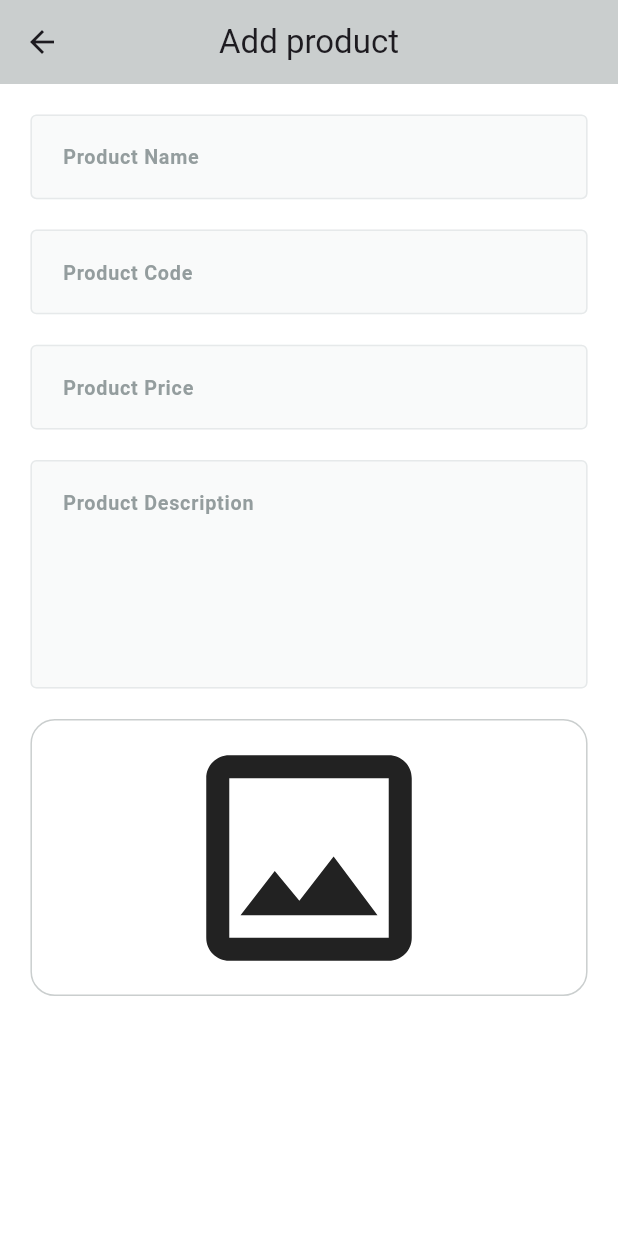
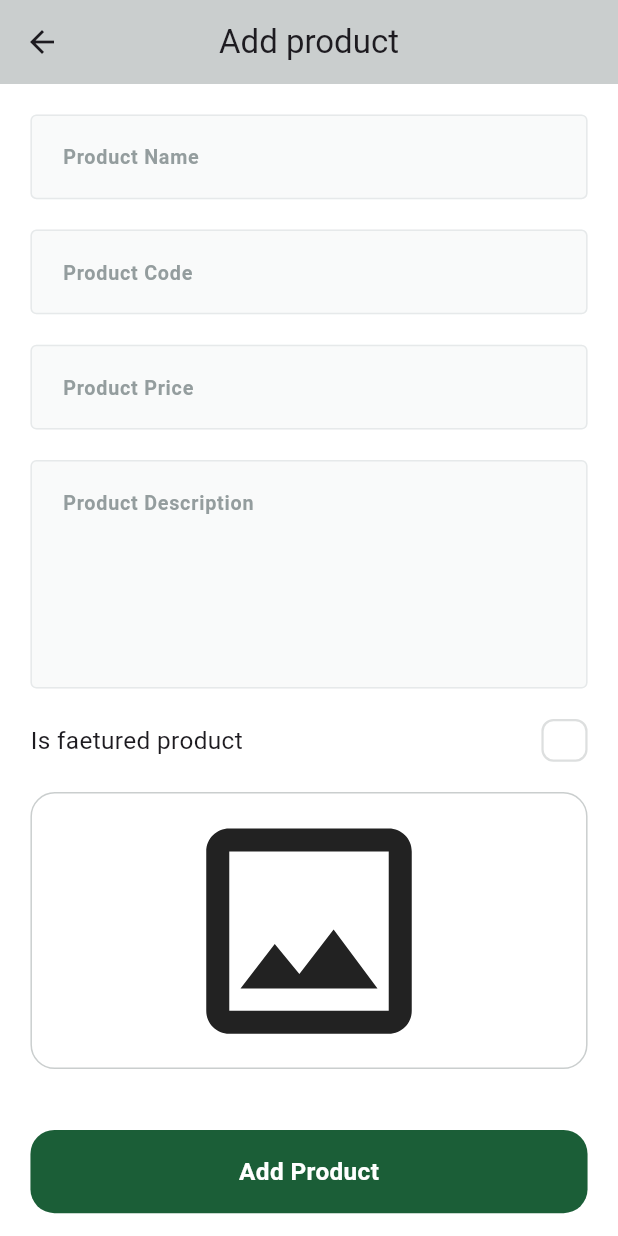
Before and after one commit to AmeenZullaq/fruits_dashboard, a Flutter app: the AddProductView screen opened by its route, on a phone screen of 412 x 824 dp. Run offline on Flutter 3.47's test engine with Material 3 defaults, Android fonts, the phone set to English and light mode, and no system bars; drawn by our look-alikes of skeletonizer; our stand-ins replace firebase_core, flutter_screenutil, image_picker; accounts and stored records are empty.

```diff
--- a/lib/core/helper_function/on_generate_route.dart
+++ b/lib/core/helper_function/on_generate_route.dart
@@ -1,7 +1,7 @@
 import 'package:flutter/material.dart';
 import 'package:fruits_dashboard/core/utils/app_routes.dart';
-import 'package:fruits_dashboard/features/dashboard/views/add_product.dart';
-import 'package:fruits_dashboard/features/dashboard/views/dashboard_view.dart';
+import 'package:fruits_dashboard/features/dashboard/presentation/views/add_product_view.dart';
+import 'package:fruits_dashboard/features/dashboard/presentation/views/dashboard_view.dart';
 
 Route<dynamic>? onGenerateRoute(RouteSettings settings) {
   switch (settings.name) {
--- /dev/null
+++ b/lib/core/widgets/custom_check_box.dart
@@ -0,0 +1,49 @@
+import 'package:flutter/material.dart';
+import 'package:flutter_screenutil/flutter_screenutil.dart';
+import 'package:fruits_dashboard/core/utils/app_colors.dart';
+
+class CustomCheckBox extends StatefulWidget {
+  const CustomCheckBox({
+    super.key,
+    required this.onChange,
+  });
+
+  final ValueChanged<bool> onChange;
+
+  @override
+  State<CustomCheckBox> createState() => _CustomCheckBoxState();
+}
+
+class _CustomCheckBoxState extends State<CustomCheckBox> {
+  bool isChecked = false;
+  @override
+  Widget build(BuildContext context) {
+    return InkWell(
+      onTap: () {
+        setState(() {
+          isChecked = !isChecked;
+          widget.onChange(isChecked);
+        });
+      },
+      child: Container(
+        alignment: Alignment.center,
+        height: 28.h,
+        width: 28.w,
+        decoration: BoxDecoration(
+          color: isChecked ? AppColors.green1_500 : const Color(0xFFFFFFFF),
+          borderRadius: BorderRadius.circular(8),
+          border: Border.all(
+            color: const Color(0xFFDDDFDF),
+            width: 1.5,
+          ),
+        ),
+        child: isChecked
+            ? const Icon(
+                Icons.check,
+                color: Colors.white,
+              )
+            : null,
+      ),
+    );
+  }
+}
--- a/lib/core/widgets/custom_text_form_field.dart
+++ b/lib/core/widgets/custom_text_form_field.dart
@@ -9,7 +9,7 @@ class CustomTextFormField extends StatelessWidget {
     required this.hintText,
     this.suffixIcon,
     this.keyboardType,
-    required this.controller,
+    this.controller,
     this.validator,
     this.obscureText = false,
     this.contentPadding,
@@ -18,11 +18,13 @@ class CustomTextFormField extends StatelessWidget {
     this.widthBorderSide,
     this.focusNode,
     this.maxLines = 1,
+    this.onSaved,
+    this.autovalidateMode,
   });
   final String hintText;
   final Widget? suffixIcon;
   final TextInputType? keyboardType;
-  final TextEditingController controller;
+  final TextEditingController? controller;
   final String? Function(String?)? validator;
   final bool? obscureText;
   final EdgeInsetsGeometry? contentPadding;
@@ -31,10 +33,14 @@ class CustomTextFormField extends StatelessWidget {
   final double? widthBorderSide;
   final FocusNode? focusNode;
   final int? maxLines;
+  final void Function(String?)? onSaved;
+  final AutovalidateMode? autovalidateMode;
 
   @override
   Widget build(BuildContext context) {
     return TextFormField(
+      autovalidateMode: autovalidateMode,
+      onSaved: onSaved,
       focusNode: focusNode,
       obscureText: obscureText!,
       validator: validator,
--- /dev/null
+++ b/lib/features/dashboard/presentation/views/add_product_view.dart
@@ -0,0 +1,149 @@
+import 'dart:io';
+import 'package:flutter/material.dart';
+import 'package:flutter_screenutil/flutter_screenutil.dart';
+import 'package:fruits_dashboard/core/helper_function/showing_snack_bar.dart';
+import 'package:fruits_dashboard/core/services/app_validators.dart';
+import 'package:fruits_dashboard/core/widgets/app_button.dart';
+import 'package:fruits_dashboard/core/widgets/custom_text_form_field.dart';
+import 'package:fruits_dashboard/features/dashboard/presentation/views/widgets/image_field.dart';
+import 'package:fruits_dashboard/features/dashboard/presentation/views/widgets/is_featured_check_box.dart';
+
+class AddProductView extends StatefulWidget {
+  const AddProductView({super.key});
+
+  @override
+  State<AddProductView> createState() => _AddProductViewState();
+}
+
+class _AddProductViewState extends State<AddProductView> {
+  final GlobalKey<FormState> formKey = GlobalKey<FormState>();
+  AutovalidateMode autovalidateMode = AutovalidateMode.disabled;
+  late String name, code, description;
+  late num price;
+  bool isFeatired = false;
+  File? selectedImage;
+
+  @override
+  Widget build(BuildContext context) {
+    return Scaffold(
+      appBar: AppBar(
+        centerTitle: true,
+        title: const Text('Add product'),
+      ),
+      body: SafeArea(
+        child: SingleChildScrollView(
+          child: Form(
+            key: formKey,
+            child: Padding(
+              padding: EdgeInsets.all(20.r),
+              child: Column(
+                children: [
+                  CustomTextFormField(
+                    autovalidateMode: autovalidateMode,
+                    onSaved: (value) {
+                      name = value!;
+                    },
+                    validator: (value) {
+                      return AppValidators.validateUserName(
+                        value,
+                        'product name is required',
+                      );
+                    },
+                    hintText: 'Product Name',
+                    keyboardType: TextInputType.text,
+                  ),
+                  SizedBox(
+                    height: 20.h,
+                  ),
+                  CustomTextFormField(
+                    autovalidateMode: autovalidateMode,
+                    onSaved: (value) {
+                      code = value!.toLowerCase();
+                    },
+                    validator: (value) {
+                      return AppValidators.validateUserName(
+                        value,
+                        'product code is required',
+                      );
+                    },
+                    hintText: 'Product Code',
+                    keyboardType: TextInputType.number,
+                  ),
+                  SizedBox(
+                    height: 20.h,
+                  ),
+                  CustomTextFormField(
+                    autovalidateMode: autovalidateMode,
+                    onSaved: (value) {
+                      price = num.parse(value!);
+                    },
+                    validator: (value) {
+                      return AppValidators.validateUserName(
+                        value,
+                        'product price is required',
+                      );
+                    },
+                    hintText: 'Product Price',
+                    keyboardType: TextInputType.number,
+                  ),
+                  SizedBox(
+                    height: 20.h,
+                  ),
+                  CustomTextFormField(
+                    autovalidateMode: autovalidateMode,
+                    onSaved: (value) {
+                      description = value!;
+                    },
+                    validator: (value) {
+                      return AppValidators.validateUserName(
+                        value,
+                        'product description is required',
+                      );
+                    },
+                    hintText: 'Product Description',
+                    keyboardType: TextInputType.text,
+                    maxLines: 5,
+                  ),
+                  SizedBox(
+                    height: 20.h,
+                  ),
+                  IsFeaturedCheckBox(
+                    onChange: (value) {
+                      isFeatired = value;
+                    },
+                  ),
+                  SizedBox(
+                    height: 20.h,
+                  ),
+                  ImageField(
+                    onFileChanged: (image) {
+                      selectedImage = image;
+                    },
+                  ),
+                  SizedBox(
+                    height: 40.h,
+                  ),
+                  AppButton(
+                    text: 'Add Product',
+                    onTap: () {
+                      if (selectedImage != null) {
+                        if (formKey.currentState!.validate()) {
+                          formKey.currentState!.save();
+                        } else {
+                          autovalidateMode = AutovalidateMode.always;
+                          setState(() {});
+                        }
+                      } else {
+                        showingSnackBar(context, text: 'image is required');
+                      }
+                    },
+                  ),
+                ],
+              ),
+            ),
+          ),
+        ),
+      ),
+    );
+  }
+}
--- a/lib/features/dashboard/views/widgets/image_field.dart
+++ b/lib/features/dashboard/presentation/views/widgets/image_field.dart
@@ -8,7 +8,7 @@ import 'package:skeletonizer/skeletonizer.dart';
 class ImageField extends StatefulWidget {
   const ImageField({super.key, required this.onFileChanged});
 
-  final ValueChanged<File?> onFileChanged;
+  final Function(File? image) onFileChanged;
 
   @override
   State<ImageField> createState() => _ImageFieldState();
@@ -24,7 +24,6 @@ class _ImageFieldState extends State<ImageField> {
       child: InkWell(
         onTap: () async {
           isLoading = true;
-          setState(() {});
           pickedImage = await pickImage();
           widget.onFileChanged(pickedImage);
           isLoading = false;
--- /dev/null
+++ b/lib/features/dashboard/presentation/views/widgets/is_featured_check_box.dart
@@ -0,0 +1,31 @@
+import 'package:flutter/material.dart';
+import 'package:fruits_dashboard/core/utils/app__text_styles.dart';
+import 'package:fruits_dashboard/core/widgets/custom_check_box.dart';
+
+class IsFeaturedCheckBox extends StatelessWidget {
+  const IsFeaturedCheckBox({super.key, required this.onChange});
+
+  final ValueChanged onChange;
+
+  @override
+  Widget build(BuildContext context) {
+    return Column(
+      children: [
+        Row(
+          mainAxisAlignment: MainAxisAlignment.spaceBetween,
+          children: [
+            Text(
+              'Is faetured product',
+              style: AppTextStyles.regular16,
+            ),
+            CustomCheckBox(
+              onChange: (value) {
+                onChange(value);
+              },
+            ),
+          ],
+        ),
+      ],
+    );
+  }
+}
--- a/lib/features/dashboard/views/add_product.dart
+++ /dev/null
@@ -1,74 +0,0 @@
-import 'package:flutter/material.dart';
-import 'package:flutter_screenutil/flutter_screenutil.dart';
-import 'package:fruits_dashboard/core/widgets/custom_text_form_field.dart';
-import 'package:fruits_dashboard/features/dashboard/views/widgets/image_field.dart';
-
-class AddProductView extends StatefulWidget {
-  const AddProductView({super.key});
-
-  @override
-  State<AddProductView> createState() => _AddProductViewState();
-}
-
-class _AddProductViewState extends State<AddProductView> {
-  GlobalKey<FormState> formKey = GlobalKey<FormState>();
-  AutovalidateMode autovalidateMode = AutovalidateMode.disabled;
-  @override
-  Widget build(BuildContext context) {
-    return Scaffold(
-      appBar: AppBar(
-        centerTitle: true,
-        title: const Text('Add product'),
-      ),
-      body: SafeArea(
-        child: SingleChildScrollView(
-          child: Form(
-              key: formKey,
-              child: Padding(
-                padding: EdgeInsets.all(20.r),
-                child: Column(
-                  children: [
-                    CustomTextFormField(
-                      hintText: 'Product Name',
-                      keyboardType: TextInputType.text,
-                      controller: TextEditingController(),
-                    ),
-                    SizedBox(
-                      height: 20.h,
-                    ),
-                    CustomTextFormField(
-                      hintText: 'Product Code',
-                      keyboardType: TextInputType.number,
-                      controller: TextEditingController(),
-                    ),
-                    SizedBox(
-                      height: 20.h,
-                    ),
-                    CustomTextFormField(
-                      hintText: 'Product Price',
-                      keyboardType: TextInputType.number,
-                      controller: TextEditingController(),
-                    ),
-                    SizedBox(
-                      height: 20.h,
-                    ),
-                    CustomTextFormField(
-                      hintText: 'Product Description',
-                      keyboardType: TextInputType.text,
-                      maxLines: 5,
-                      controller: TextEditingController(),
-                    ),
-                    SizedBox(
-                      height: 20.h,
-                    ),
-                    ImageField(
-                      onFileChanged: (image) {},
-                    ),
-                  ],
-                ),
-              )),
-        ),
-      ),
-    );
-  }
-}
--- a/pubspec.yaml
+++ b/pubspec.yaml
@@ -28,10 +28,12 @@ environment:
 # the latest version available on pub.dev. To see which dependencies have newer
 # versions available, run `flutter pub outdated`.
 dependencies:
+  bloc: ^8.1.4
   cupertino_icons: ^1.0.6
   firebase_core: ^3.8.0
   flutter:
     sdk: flutter
+  flutter_bloc: ^8.1.6
   flutter_screenutil: ^5.9.3
   image_picker: ^1.1.2
   skeletonizer: ^1.4.2
```
Also changed, not shown: lib/core/helper_function/showing_snack_bar.dart (added, +10 -0 lines), lib/core/services/app_validators.dart (added, +66 -0 lines), lib/features/dashboard/presentation/views/dashboard_view.dart (renamed from lib/features/dashboard/views/dashboard_view.dart), pubspec.lock.
